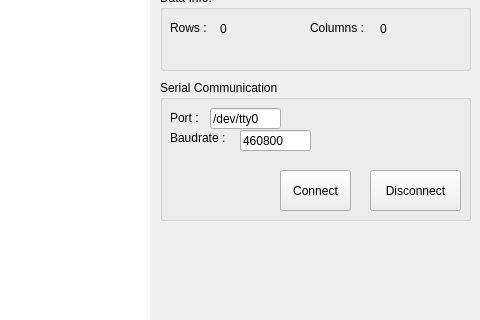
This is app/fftviewer/gui.ui in elecun/flame-utility as Qt 5 draws it before an edit; both pictures show x 650 to 1130 and y 389 to 709 of the 1130 by 983 pixel window. The edited form follows.
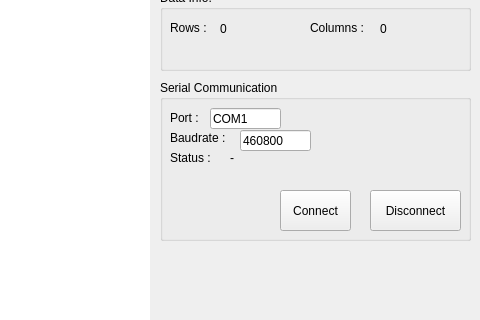
This is the edited form.

The edit to the form file:
```diff
--- a/app/fftviewer/gui.ui
+++ b/app/fftviewer/gui.ui
@@ -358,7 +358,7 @@
       <x>810</x>
       <y>450</y>
       <width>311</width>
-      <height>141</height>
+      <height>161</height>
      </rect>
     </property>
     <property name="title">
@@ -400,7 +400,7 @@
       </rect>
      </property>
      <property name="text">
-      <string>/dev/tty0</string>
+      <string>COM1</string>
      </property>
     </widget>
     <widget class="QLineEdit" name="edit_serial_baudrate">
@@ -420,7 +420,7 @@
      <property name="geometry">
       <rect>
        <x>120</x>
-       <y>90</y>
+       <y>110</y>
        <width>71</width>
        <height>41</height>
       </rect>
@@ -433,7 +433,7 @@
      <property name="geometry">
       <rect>
        <x>210</x>
-       <y>90</y>
+       <y>110</y>
        <width>91</width>
        <height>41</height>
       </rect>
@@ -442,6 +442,32 @@
       <string>Disconnect</string>
      </property>
     </widget>
+    <widget class="QLabel" name="label_14">
+     <property name="geometry">
+      <rect>
+       <x>10</x>
+       <y>70</y>
+       <width>61</width>
+       <height>16</height>
+      </rect>
+     </property>
+     <property name="text">
+      <string>Status : </string>
+     </property>
+    </widget>
+    <widget class="QLabel" name="edit_serial_status">
+     <property name="geometry">
+      <rect>
+       <x>70</x>
+       <y>70</y>
+       <width>151</width>
+       <height>16</height>
+      </rect>
+     </property>
+     <property name="text">
+      <string>-</string>
+     </property>
+    </widget>
    </widget>
   </widget>
   <widget class="QMenuBar" name="menubar">
```
